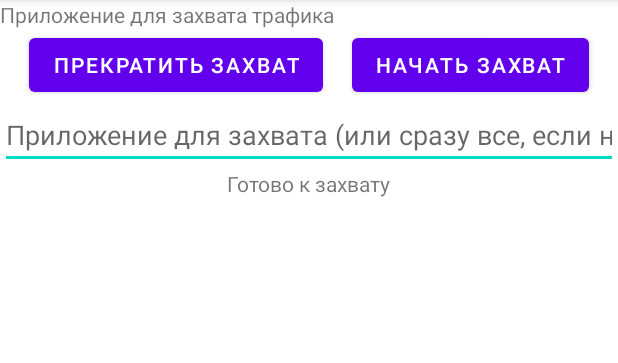
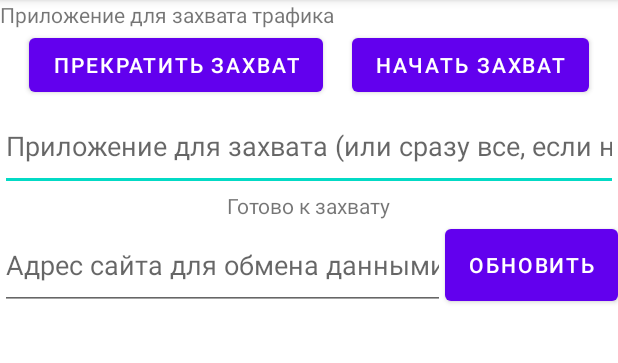
Before and after one commit to wakoo1337/TrafficCap002, an Android app: the screen it shows after launch (MainActivity), on a phone screen of 412 x 824 dp, the part 84-447 px from its top. Run offline under Robolectric (Android 15) with nearby library versions, the phone set to English and light mode, and no system bars.

Commit message:
Сделал управление метками

```diff
--- a/app/build.gradle
+++ b/app/build.gradle
@@ -23,8 +23,8 @@ android {
         }
     }
     compileOptions {
-        sourceCompatibility JavaVersion.VERSION_1_8
-        targetCompatibility JavaVersion.VERSION_1_8
+        sourceCompatibility JavaVersion.VERSION_1_9
+        targetCompatibility JavaVersion.VERSION_1_9
     }
 }
 
--- /dev/null
+++ b/app/src/main/java/com/wakoo/trafficcap002/LabelsAdapter.java
@@ -0,0 +1,68 @@
+package com.wakoo.trafficcap002;
+
+import android.content.Context;
+import android.util.Log;
+import android.view.LayoutInflater;
+import android.view.View;
+import android.view.ViewGroup;
+import android.widget.CompoundButton;
+
+import androidx.annotation.NonNull;
+import androidx.appcompat.widget.SwitchCompat;
+import androidx.recyclerview.widget.RecyclerView;
+
+import java.util.ArrayList;
+import java.util.List;
+
+public class LabelsAdapter extends RecyclerView.Adapter<LabelsAdapter.ViewLabelHolder> {
+    private final List<Label> labels;
+    private final LayoutInflater inflater;
+
+    LabelsAdapter(Context context) {
+        this.labels = new ArrayList<>();
+        this.inflater = LayoutInflater.from(context);
+    }
+
+    @NonNull
+    @Override
+    public LabelsAdapter.ViewLabelHolder onCreateViewHolder(@NonNull ViewGroup parent, int viewType) {
+        return new ViewLabelHolder(inflater.inflate(R.layout.label_view, parent, false));
+    }
+
+    @Override
+    public void onBindViewHolder(@NonNull LabelsAdapter.ViewLabelHolder holder, int position) {
+        holder.setLabel(labels.get(position));
+    }
+
+    @Override
+    public int getItemCount() {
+        return labels.size();
+    }
+
+    public void setLabels(List<Label> labels) {
+        this.labels.clear();
+        this.labels.addAll(labels);
+    }
+
+    public static class ViewLabelHolder extends RecyclerView.ViewHolder {
+        private final SwitchCompat sw;
+        private Label label;
+
+        public ViewLabelHolder(View view) {
+            super(view);
+            sw = (SwitchCompat) view.findViewById(R.id.label_switch);
+            sw.setOnCheckedChangeListener(new CompoundButton.OnCheckedChangeListener() {
+                @Override
+                public void onCheckedChanged(CompoundButton compoundButton, boolean b) {
+                    label.setChecked(b);
+                }
+            });
+        }
+
+        public void setLabel(Label label) {
+            this.label = label;
+            this.sw.setText(label.getLabel());
+            this.sw.setChecked(label.getChecked());
+        }
+    }
+}
--- a/app/src/main/java/com/wakoo/trafficcap002/MainActivity.java
+++ b/app/src/main/java/com/wakoo/trafficcap002/MainActivity.java
@@ -15,11 +15,15 @@ import androidx.activity.result.ActivityResultCallback;
 import androidx.activity.result.ActivityResultLauncher;
 import androidx.activity.result.contract.ActivityResultContracts;
 import androidx.appcompat.app.AppCompatActivity;
+import androidx.recyclerview.widget.RecyclerView;
+
+import java.util.List;
 
 public class MainActivity extends AppCompatActivity {
     private Button start_button, stop_button;
     private TextView status_view;
     private EditText appcapture_edit;
+    private RecyclerView labels_recycler;
     private CaptureService.CaptureServiceBinder binder;
     private boolean connected = false;
     private final ServiceConnection capture_connection = new ServiceConnection() {
@@ -68,6 +72,10 @@ public class MainActivity extends AppCompatActivity {
         status_view = findViewById(R.id.status_view);
         appcapture_edit = findViewById(R.id.appcapture_edit);
 
+        labels_recycler = findViewById(R.id.labels_recycler);
+        final LabelsAdapter labels_adapter = new LabelsAdapter(this);
+        labels_recycler.setAdapter(labels_adapter);
+
         start_button.setOnClickListener(new View.OnClickListener() {
             @Override
             public void onClick(View v) {
--- a/app/src/main/java/com/wakoo/trafficcap002/networking/protocols/ip/ipv6/IPv6Packet.java
+++ b/app/src/main/java/com/wakoo/trafficcap002/networking/protocols/ip/ipv6/IPv6Packet.java
@@ -13,7 +13,7 @@ import java.nio.BufferUnderflowException;
 import java.nio.ByteBuffer;
 
 public class IPv6Packet implements IPPacket {
-    public static final int HEADER_FRAGMENT=44;
+    public static final int HEADER_FRAGMENT = 44;
 
     private final InetAddress src, dst;
     private final int proto;
--- a/app/src/main/res/layout/activity_main.xml
+++ b/app/src/main/res/layout/activity_main.xml
@@ -30,12 +30,13 @@
         android:text="@string/start_button"
         app:layout_constraintEnd_toEndOf="parent"
         app:layout_constraintStart_toEndOf="@+id/stop_button"
-        app:layout_constraintTop_toBottomOf="@id/hello_view" />
+        app:layout_constraintTop_toBottomOf="@id/hello_view"
+        />
 
     <EditText
         android:id="@+id/appcapture_edit"
         android:layout_width="0px"
-        android:layout_height="wrap_content"
+        android:layout_height="60dp"
         android:hint="@string/app_to_capture_string"
         android:inputType="text"
         app:layout_constraintEnd_toEndOf="parent"
@@ -51,4 +52,32 @@
         app:layout_constraintStart_toStartOf="parent"
         app:layout_constraintTop_toBottomOf="@id/appcapture_edit" />
 
+    <EditText
+        android:id="@+id/site_edit"
+        android:layout_width="0px"
+        android:layout_height="60dp"
+        android:hint="@string/site_string"
+        android:inputType="text"
+        app:layout_constraintEnd_toStartOf="@+id/load_button"
+        app:layout_constraintStart_toStartOf="parent"
+        app:layout_constraintTop_toBottomOf="@+id/status_view" />
+
+    <Button
+        android:id="@+id/load_button"
+        android:layout_width="wrap_content"
+        android:layout_height="60dp"
+        android:text="@string/update_string"
+        app:layout_constraintEnd_toEndOf="parent"
+        app:layout_constraintTop_toBottomOf="@+id/status_view" />
+
+    <androidx.recyclerview.widget.RecyclerView
+        android:id="@+id/labels_recycler"
+        android:layout_width="match_parent"
+        app:layoutManager="androidx.recyclerview.widget.LinearLayoutManager"
+        app:layout_constraintBottom_toBottomOf="parent"
+        app:layout_constraintEnd_toEndOf="parent"
+        app:layout_constraintStart_toStartOf="parent"
+        app:layout_constraintTop_toBottomOf="@+id/site_edit"
+        android:layout_height="0dp"/>
+
 </androidx.constraintlayout.widget.ConstraintLayout>
--- a/app/src/main/res/values-night/themes.xml
+++ b/app/src/main/res/values-night/themes.xml
@@ -1,4 +1,4 @@
-<resources xmlns:tools="http://schemas.android.com/tools">
+<resources>
     <!-- Base application theme. -->
     <style name="Theme.TrafficCap002" parent="Theme.MaterialComponents.DayNight.DarkActionBar">
         <!-- Primary brand color. -->
--- a/app/src/main/res/values/strings.xml
+++ b/app/src/main/res/values/strings.xml
@@ -4,6 +4,8 @@
     <string name="app_to_capture_string">Приложение для захвата (или сразу все, если не заполнено)</string>
     <string name="start_button">Начать захват</string>
     <string name="stop_button">Прекратить захват</string>
+    <string name="site_string">Адрес сайта для обмена данными</string>
+    <string name="update_string">Обновить</string>
 
     <string name="ready_message">Готово к захвату</string>
     <string name="forbidden_message">Разрешите использование VPN, без него не заработает</string> <!-- Если не дунуть, чуда не произойдёт -->
--- a/app/src/main/res/values/themes.xml
+++ b/app/src/main/res/values/themes.xml
@@ -1,4 +1,4 @@
-<resources xmlns:tools="http://schemas.android.com/tools">
+<resources>
     <!-- Base application theme. -->
     <style name="Theme.TrafficCap002" parent="Theme.MaterialComponents.DayNight.DarkActionBar">
         <!-- Primary brand color. -->
```
Also changed, not shown: app/src/main/AndroidManifest.xml (+6 -4 lines), app/src/main/java/com/wakoo/trafficcap002/Label.java (added, +23 -0 lines), app/src/main/java/com/wakoo/trafficcap002/networking/protocols/ip/ipv6/IPv6PacketBuilder.java (+6 -6 lines), app/src/main/java/com/wakoo/trafficcap002/networking/protocols/transport/tcp/TCPConnection.java (+15 -14 lines), app/src/main/res/layout/label_view.xml (added, +16 -0 lines).
